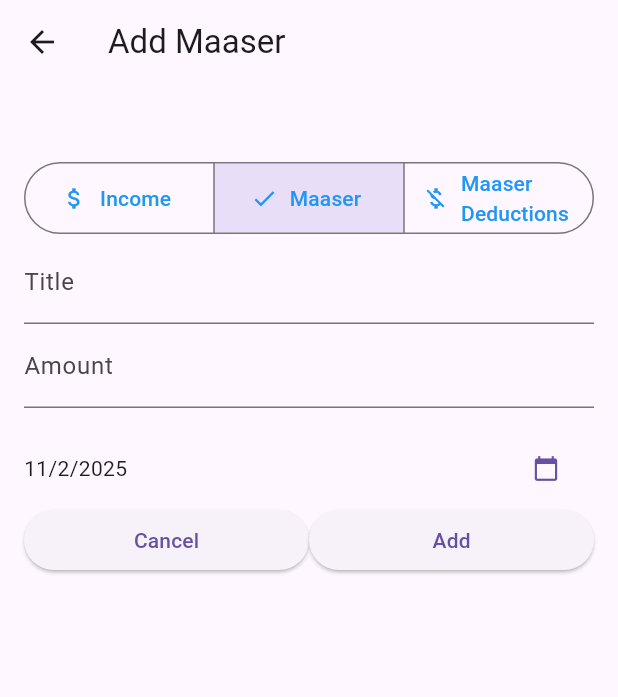
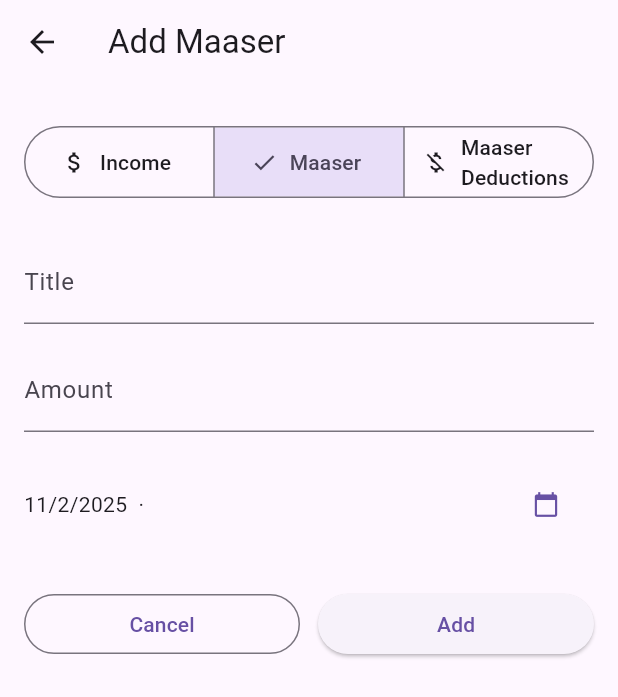
Before and after one commit to FinityS/MaaserTracker, a Flutter app: the NewCashFlow screen opened directly with empty values, after a tap on "Maaser", on a phone screen of 412 x 824 dp. Shown: the top 697 px of the screen. Run offline on Flutter 3.47's test engine with Material 3 defaults, Android fonts, the phone set to English and light mode, and no system bars; our stand-ins replace cloud_firestore, firebase_auth, firebase_core; missing offline and left inert: firebase_ui_auth, kosher_dart; accounts and stored records are empty; network calls fail.

Commit message:
Fix cash flow loading and improve transaction management

```diff
--- a/lib/main.dart
+++ b/lib/main.dart
@@ -24,7 +24,7 @@ Future<void> main() async {
   SystemChrome.setPreferredOrientations([DeviceOrientation.portraitUp])
       .then((value) => runApp(
             ChangeNotifierProvider(
-              create: (context) => CashFlowProvider()..loadCashFlows(),
+              create: (context) => CashFlowProvider(),
               child: MaterialApp(
                 routes: {
                   '/expenses': (context) => const UserAuth(),
--- a/lib/models/cash_flow.dart
+++ b/lib/models/cash_flow.dart
@@ -10,6 +10,7 @@ const uuid = Uuid();
 const transactionIcons = {
   TransactionType.income: Icons.attach_money,
   TransactionType.maaser: Icons.favorite,
+  TransactionType.deductions: Icons.money_off,
 };
 
 class CashFlow {
--- a/lib/widgets/new_cash_flow.dart
+++ b/lib/widgets/new_cash_flow.dart
@@ -21,17 +21,22 @@ class NewCashFlow extends StatefulWidget {
 }
 
 class _NewCashFlowState extends State<NewCashFlow> {
+  final _formKey = GlobalKey<FormState>();
   final _titleController = TextEditingController();
   final _amountController = TextEditingController();
   final _amountFocusNode = FocusNode();
-  late TransactionType selectedTransaction;
+  late TransactionType _selectedTransaction;
 
   DateTime? _selectedDate;
   JewishDate? _selectedHebrewDate;
+  String? _dateValidationMessage;
 
   @override
   void initState() {
     super.initState();
+    _selectedTransaction =
+        widget.cashFlow?.transactionType ?? widget.transactionType;
+
     if (widget.cashFlow != null) {
       _titleController.text = widget.cashFlow!.title;
       _amountController.text = widget.cashFlow!.amount.toStringAsFixed(2);
@@ -42,13 +47,11 @@ class _NewCashFlowState extends State<NewCashFlow> {
       _selectedHebrewDate = JewishDate.fromDateTime(_selectedDate!);
     }
 
-    selectedTransaction = widget.transactionType;
-
     _amountFocusNode.addListener(() {
       if (!_amountFocusNode.hasFocus) {
-        final enteredAmount = double.tryParse(_amountController.text);
-        if (enteredAmount != null) {
-          _amountController.text = enteredAmount.toStringAsFixed(2);
+        final parsedAmount = _parseAmount(_amountController.text);
+        if (parsedAmount != null) {
+          _amountController.text = parsedAmount.toStringAsFixed(2);
         }
       }
     });
@@ -73,52 +76,94 @@ class _NewCashFlowState extends State<NewCashFlow> {
       setState(() {
         _selectedDate = pickedDate;
         _selectedHebrewDate = JewishDate.fromDateTime(pickedDate);
+        _dateValidationMessage = null;
       });
     }
   }
 
-  void _submitExpenseData() {
-    final enteredAmount = double.tryParse(_amountController.text);
-    final amountIsValid = enteredAmount != null && enteredAmount > 0;
-    if (!amountIsValid || _selectedDate == null) {
-      ScaffoldMessenger.of(context).showSnackBar(
-        const SnackBar(
-          content: Text('Please enter a valid amount and date.'),
-        ),
-      );
+  double? _parseAmount(String input) {
+    final sanitized = input.replaceAll(RegExp(r'[^0-9,.-]'), '');
+    if (sanitized.isEmpty) {
+      return null;
+    }
+
+    final normalized = sanitized.replaceAll(',', '.');
+    return double.tryParse(normalized);
+  }
+
+  Future<void> _saveCashFlow() async {
+    final formIsValid = _formKey.currentState?.validate() ?? false;
+    if (!formIsValid) {
       return;
     }
 
+    if (_selectedDate == null) {
+      setState(() {
+        _dateValidationMessage = 'Please choose a date.';
+      });
+      return;
+    }
+
+    final parsedAmount = _parseAmount(_amountController.text)!;
+
     final newCashFlow = CashFlow(
+      id: widget.cashFlow?.id,
       title: _titleController.text.trim(),
-      amount: enteredAmount,
+      amount: parsedAmount,
       date: _selectedDate!,
-      hebrewDate: _selectedHebrewDate!,
-      transactionType: widget.transactionType,
+      hebrewDate:
+          _selectedHebrewDate ?? JewishDate.fromDateTime(_selectedDate!),
+      transactionType: _selectedTransaction,
     );
 
-    Provider.of<CashFlowProvider>(context, listen: false).addCashFlow(newCashFlow);
+    final provider = Provider.of<CashFlowProvider>(context, listen: false);
+    if (widget.cashFlow == null) {
+      await provider.addCashFlow(newCashFlow);
+    } else {
+      await provider.updateCashFlow(newCashFlow);
+    }
+
+    if (mounted) {
       Navigator.of(context).pop();
+    }
+  }
+
+  Future<void> _deleteCashFlow() async {
+    if (widget.cashFlow == null) {
+      return;
+    }
+
+    final provider = Provider.of<CashFlowProvider>(context, listen: false);
+    await provider.deleteCashFlow(widget.cashFlow!);
+    if (mounted) {
+      Navigator.of(context).pop();
+    }
   }
 
   @override
   Widget build(BuildContext context) {
+    final isEditing = widget.cashFlow != null;
+
     return Scaffold(
       appBar: AppBar(
-        title: Text(widget.cashFlow == null ? 'Add ${selectedTransaction.toString()}' : '${widget.cashFlow?.transactionType} Details'),
+        title: Text(isEditing
+            ? 'Edit ${_selectedTransaction.toString()}'
+            : 'Add ${_selectedTransaction.toString()}'),
       ),
       body: Padding(
-        padding: const EdgeInsets.fromLTRB(16, 48, 16, 16),
+        padding: EdgeInsets.only(
+          left: 16,
+          right: 16,
+          top: 24,
+          bottom: MediaQuery.of(context).viewInsets.bottom + 24,
+        ),
+        child: Form(
+          key: _formKey,
+          child: SingleChildScrollView(
             child: Column(
+              crossAxisAlignment: CrossAxisAlignment.start,
               children: [
-            if (widget.cashFlow == null)
                 SegmentedButton<TransactionType>(
-              style: ButtonStyle(
-                foregroundColor: WidgetStateProperty.all(Colors.blue),
-                shadowColor: WidgetStateProperty.all(Colors.blue),
-                overlayColor: WidgetStateProperty.all(Colors.blue.withOpacity(0.2)),
-
-              ),
                   segments: const <ButtonSegment<TransactionType>>[
                     ButtonSegment<TransactionType>(
                       label: Text('Income'),
@@ -128,75 +173,116 @@ class _NewCashFlowState extends State<NewCashFlow> {
                     ButtonSegment<TransactionType>(
                       label: Text('Maaser'),
                       value: TransactionType.maaser,
-                    icon: Icon(Icons.volunteer_activism)),
+                      icon: Icon(Icons.volunteer_activism),
+                    ),
                     ButtonSegment<TransactionType>(
                       label: Text('Maaser Deductions'),
                       value: TransactionType.deductions,
-                    icon: Icon(Icons.money_off)),
+                      icon: Icon(Icons.money_off),
+                    ),
                   ],
-              selected: <TransactionType>{selectedTransaction},
+                  selected: <TransactionType>{_selectedTransaction},
                   onSelectionChanged: (Set<TransactionType> newSelection) {
                     setState(() {
-                  selectedTransaction = newSelection.first;
+                      _selectedTransaction = newSelection.first;
                     });
                   },
                 ),
-            TextField(
-              decoration: const InputDecoration(labelText: 'Title'),
+                const SizedBox(height: 24),
+                TextFormField(
                   controller: _titleController,
-              readOnly: widget.cashFlow != null,
+                  decoration: const InputDecoration(
+                    labelText: 'Title',
+                    hintText: 'Describe the transaction',
                   ),
-            TextField(
-              decoration: const InputDecoration(labelText: 'Amount', prefixText: '\$'),
-              keyboardType: TextInputType.number,
+                  textCapitalization: TextCapitalization.sentences,
+                  validator: (value) {
+                    if (value == null || value.trim().isEmpty) {
+                      return 'Please provide a title.';
+                    }
+                    if (value.trim().length < 3) {
+                      return 'Use at least 3 characters for the title.';
+                    }
+                    return null;
+                  },
+                ),
+                const SizedBox(height: 16),
+                TextFormField(
                   controller: _amountController,
                   focusNode: _amountFocusNode,
-              readOnly: widget.cashFlow != null,
+                  decoration: const InputDecoration(
+                    labelText: 'Amount',
+                    prefixText: '\$',
+                    hintText: '0.00',
+                  ),
+                  keyboardType: const TextInputType.numberWithOptions(
+                    decimal: true,
+                    signed: false,
+                  ),
                   inputFormatters: [
-                FilteringTextInputFormatter.allow(RegExp(r'^\d+\.?\d{0,2}')),
+                    FilteringTextInputFormatter.allow(RegExp(r'[0-9,\.]')),
                   ],
+                  validator: (value) {
+                    final parsedAmount = _parseAmount(value ?? '');
+                    if (parsedAmount == null || parsedAmount <= 0) {
+                      return 'Enter an amount greater than zero.';
+                    }
+                    return null;
+                  },
                 ),
-            const SizedBox(height: 16),
+                const SizedBox(height: 24),
                 Row(
                   children: [
                     Expanded(
-                  child: Text(_selectedDate == null
-                      ? 'No date chosen!'
-                      : '${DateFormat.yMd().format(_selectedDate!)} ${_selectedHebrewDate!.toString()}'),
+                      child: Column(
+                        crossAxisAlignment: CrossAxisAlignment.start,
+                        children: [
+                          Text(
+                            _selectedDate == null
+                                ? 'No date chosen'
+                                : '${DateFormat.yMd().format(_selectedDate!)}  ·  ${_selectedHebrewDate ?? JewishDate.fromDateTime(_selectedDate!).toString()}',
                           ),
-                if (widget.cashFlow == null)
+                          if (_dateValidationMessage != null)
+                            Padding(
+                              padding: const EdgeInsets.only(top: 4),
+                              child: Text(
+                                _dateValidationMessage!,
+                                style: const TextStyle(color: Colors.red),
+                              ),
+                            ),
+                        ],
+                      ),
+                    ),
                     TextButton(
                       onPressed: _presentDatePicker,
                       child: const Icon(Icons.calendar_today),
                     ),
                   ],
                 ),
+                const SizedBox(height: 32),
                 Row(
                   children: [
                     Expanded(
-                  child: ElevatedButton(
-                    onPressed: () {
-                      Navigator.of(context).pop();
-                    },
+                      child: OutlinedButton(
+                        onPressed: () => Navigator.of(context).pop(),
                         child: const Text('Cancel'),
                       ),
                     ),
-                if (widget.cashFlow == null)
+                    const SizedBox(width: 12),
                     Expanded(
                       child: ElevatedButton(
-                      onPressed: _submitExpenseData,
-                      child: const Text('Add'),
+                        onPressed: _saveCashFlow,
+                        child: Text(isEditing ? 'Save' : 'Add'),
                       ),
                     ),
-                if (widget.cashFlow != null)
-                  Expanded(
+                  ],
+                ),
+                if (isEditing) ...[
+                  const SizedBox(height: 12),
+                  SizedBox(
+                    width: double.infinity,
                     child: ElevatedButton(
-                      onPressed: () {
-                        if (widget.cashFlow != null) {
-                          Provider.of<CashFlowProvider>(context, listen: false).deleteCashFlow(widget.cashFlow!);
-                          Navigator.of(context).pop();
-                        }
-                      },
+                      onPressed: _deleteCashFlow,
                       style: ElevatedButton.styleFrom(
                         backgroundColor: Colors.red,
                       ),
@@ -204,8 +290,9 @@ class _NewCashFlowState extends State<NewCashFlow> {
                     ),
                   ),
                 ],
+              ],
             ),
-          ],
+          ),
         ),
       ),
     );
```
Also changed, not shown: lib/expenses.dart (+31 -0 lines), lib/providers/cash_flow_provider.dart (+134 -65 lines), lib/widgets/expenses_list.dart (+6 -1 lines). Lines whose indentation alone changed are shown as unchanged.
